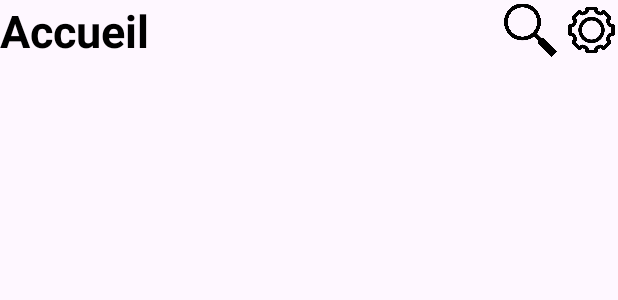
After one commit to corentin-lechene/CineSchoolProject, an Android app: the layout main_activity_header.xml on its own in the app's theme, with its tools: preview values and no code run, on a phone screen of 412 x 824 dp. The commit adds this screen. Shown: the top 300 px of the screen. Run offline under Robolectric (Android 15) with nearby library versions, the phone set to English and light mode, and no system bars.

Commit message:
UX/UX => add header for home page

```diff
--- /dev/null
+++ b/app/src/main/res/layout/main_activity_header.xml
@@ -0,0 +1,48 @@
+<?xml version="1.0" encoding="utf-8"?>
+<androidx.constraintlayout.widget.ConstraintLayout xmlns:android="http://schemas.android.com/apk/res/android"
+    android:layout_width="match_parent"
+    android:layout_height="wrap_content"
+    xmlns:app="http://schemas.android.com/apk/res-auto">
+    <LinearLayout
+        android:layout_width="match_parent"
+        android:layout_height="50dp"
+        android:orientation="horizontal"
+        app:layout_constraintTop_toTopOf="parent"
+        >
+
+        <TextView
+            android:layout_width="0dp"
+            android:layout_height="match_parent"
+            android:text="@string/home"
+            android:textSize="30sp"
+            android:layout_weight="1"
+            android:textStyle="bold"
+            android:textColor="@color/black" />
+
+
+       <LinearLayout
+           android:layout_width="wrap_content"
+           android:layout_height="wrap_content"
+           android:orientation="horizontal">
+
+           <ImageView
+               android:layout_width="35dp"
+               android:layout_height="40dp"
+               android:layout_gravity="center_vertical"
+               android:layout_marginStart="5dp"
+               app:srcCompat="@drawable/search_icon"
+               android:contentDescription="@string/search_desc"
+               />
+
+           <ImageView
+               android:layout_width="35dp"
+               android:layout_height="40dp"
+               android:layout_gravity="center_vertical"
+               android:layout_marginStart="5dp"
+               app:srcCompat="@drawable/settings_icon"
+               android:contentDescription="@string/settings_desc"
+               />
+       </LinearLayout>
+    </LinearLayout>
+
+</androidx.constraintlayout.widget.ConstraintLayout>
--- a/app/src/main/res/values/strings.xml
+++ b/app/src/main/res/values/strings.xml
@@ -8,4 +8,11 @@
     <string name="no_date">Date non prévue</string>
     <string name="will_release_at">Sortira le</string>
     <string name="release_at">Sorti le</string>
+
+    <!-- Main Activity -->
+    <string name="home">Accueil</string>
+    <string name="settings_desc">Accéder à vos paramètres</string>
+    <string name="search_desc">Rechercher un film</string>
+    <string name="my_view_list">Ma Liste</string>
+
 </resources>
```
Also changed, not shown: app/src/main/res/layout/activity_main.xml (+22 -8 lines), app/src/main/res/drawable/search_icon.png (added), app/src/main/res/drawable/settings_icon.png (added).
